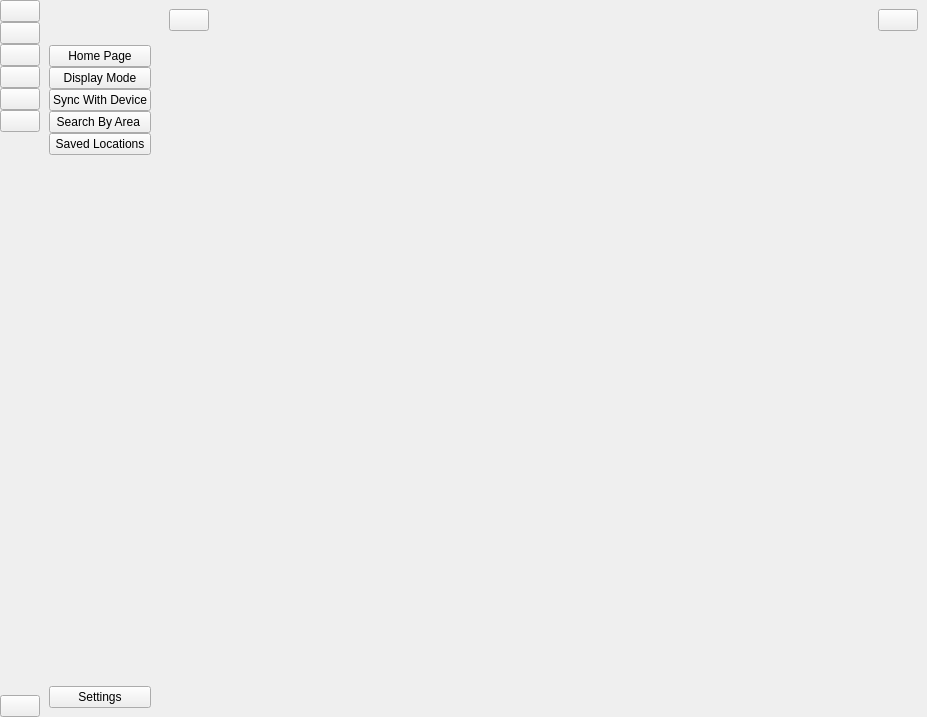
The window that User Interface/sidebar_v2.ui (sarscheps/Project---UI-Communications) describes before a commit, drawn with Qt 5.
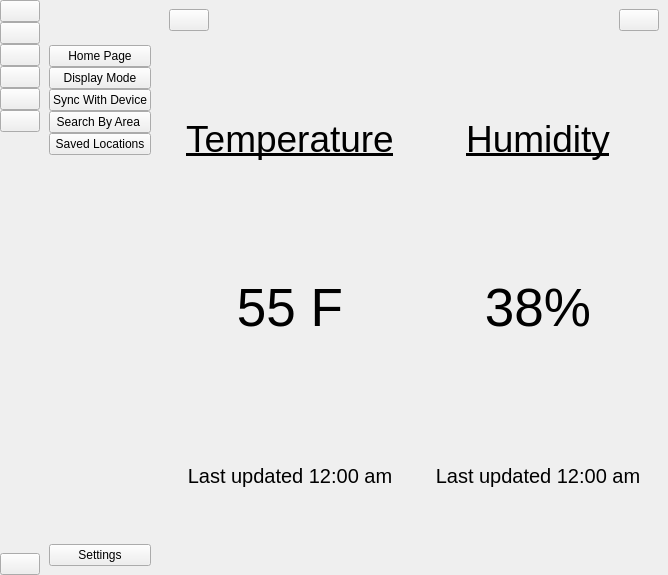
The same window after the commit. The open tabs and pages were chosen to show the change. Icons and pictures are not drawn.

Commit message: slightly updated main page as well as beginning of other pages added

Diff of the .ui file:
```diff
--- a/User Interface/sidebar_v2.ui
+++ b/User Interface/sidebar_v2.ui
@@ -6,8 +6,8 @@
    <rect>
     <x>0</x>
     <y>0</y>
-    <width>927</width>
-    <height>717</height>
+    <width>668</width>
+    <height>575</height>
    </rect>
   </property>
   <property name="windowTitle">
@@ -611,8 +611,186 @@
            </item>
           </layout>
          </widget>
-         <widget class="QWidget" name="savedLocationsPage"/>
-         <widget class="QWidget" name="syncWithDevicePage"/>
+         <widget class="QWidget" name="savedLocationsPage">
+          <layout class="QHBoxLayout" name="horizontalLayout_9">
+           <item>
+            <widget class="QWidget" name="widget_5" native="true">
+             <layout class="QVBoxLayout" name="verticalLayout_10">
+              <item>
+               <widget class="QLabel" name="label">
+                <property name="font">
+                 <font>
+                  <pointsize>28</pointsize>
+                  <underline>true</underline>
+                 </font>
+                </property>
+                <property name="text">
+                 <string>Temperature</string>
+                </property>
+                <property name="alignment">
+                 <set>Qt::AlignCenter</set>
+                </property>
+               </widget>
+              </item>
+              <item>
+               <widget class="QLabel" name="label_3">
+                <property name="font">
+                 <font>
+                  <pointsize>40</pointsize>
+                  <bold>false</bold>
+                 </font>
+                </property>
+                <property name="accessibleName">
+                 <string notr="true"/>
+                </property>
+                <property name="text">
+                 <string>55 F</string>
+                </property>
+                <property name="alignment">
+                 <set>Qt::AlignCenter</set>
+                </property>
+               </widget>
+              </item>
+              <item>
+               <widget class="QLabel" name="label_5">
+                <property name="font">
+                 <font>
+                  <pointsize>15</pointsize>
+                 </font>
+                </property>
+                <property name="text">
+                 <string>Last updated 12:00 am</string>
+                </property>
+                <property name="alignment">
+                 <set>Qt::AlignCenter</set>
+                </property>
+               </widget>
+              </item>
+             </layout>
+            </widget>
+           </item>
+           <item>
+            <widget class="QWidget" name="widget_6" native="true">
+             <layout class="QVBoxLayout" name="verticalLayout_11">
+              <item>
+               <widget class="QLabel" name="label_2">
+                <property name="font">
+                 <font>
+                  <pointsize>28</pointsize>
+                  <underline>true</underline>
+                 </font>
+                </property>
+                <property name="text">
+                 <string>Humidity</string>
+                </property>
+                <property name="alignment">
+                 <set>Qt::AlignCenter</set>
+                </property>
+               </widget>
+              </item>
+              <item>
+               <widget class="QLabel" name="label_4">
+                <property name="font">
+                 <font>
+                  <pointsize>40</pointsize>
+                 </font>
+                </property>
+                <property name="text">
+                 <string>38%</string>
+                </property>
+                <property name="alignment">
+                 <set>Qt::AlignCenter</set>
+                </property>
+               </widget>
+              </item>
+              <item>
+               <widget class="QLabel" name="label_6">
+                <property name="font">
+                 <font>
+                  <pointsize>15</pointsize>
+                 </font>
+                </property>
+                <property name="text">
+                 <string>Last updated 12:00 am</string>
+                </property>
+                <property name="alignment">
+                 <set>Qt::AlignCenter</set>
+                </property>
+               </widget>
+              </item>
+             </layout>
+            </widget>
+           </item>
+          </layout>
+         </widget>
+         <widget class="QWidget" name="syncWithDevicePage">
+          <layout class="QVBoxLayout" name="verticalLayout_12">
+           <item>
+            <widget class="QLabel" name="label_7">
+             <property name="maximumSize">
+              <size>
+               <width>16777215</width>
+               <height>30</height>
+              </size>
+             </property>
+             <property name="text">
+              <string>Paired With Device 12345-abcdefg</string>
+             </property>
+             <property name="alignment">
+              <set>Qt::AlignCenter</set>
+             </property>
+            </widget>
+           </item>
+           <item>
+            <widget class="QWidget" name="widget_7" native="true">
+             <layout class="QHBoxLayout" name="horizontalLayout_10">
+              <property name="spacing">
+               <number>0</number>
+              </property>
+              <property name="leftMargin">
+               <number>0</number>
+              </property>
+              <property name="topMargin">
+               <number>0</number>
+              </property>
+              <property name="rightMargin">
+               <number>0</number>
+              </property>
+              <property name="bottomMargin">
+               <number>0</number>
+              </property>
+              <item>
+               <widget class="QToolButton" name="toolButton">
+                <property name="baseSize">
+                 <size>
+                  <width>0</width>
+                  <height>0</height>
+                 </size>
+                </property>
+                <property name="text">
+                 <string>Download Data</string>
+                </property>
+               </widget>
+              </item>
+              <item>
+               <widget class="QToolButton" name="toolButton_2">
+                <property name="text">
+                 <string>Check Sensors</string>
+                </property>
+               </widget>
+              </item>
+              <item>
+               <widget class="QToolButton" name="toolButton_3">
+                <property name="text">
+                 <string>Activate New Sensor</string>
+                </property>
+               </widget>
+              </item>
+             </layout>
+            </widget>
+           </item>
+          </layout>
+         </widget>
          <widget class="QWidget" name="searchByAreaPage"/>
         </widget>
        </item>
```
Left out of the diff: 6 changed lines with no effect on the pictures. The commit also changes 1 other file.
